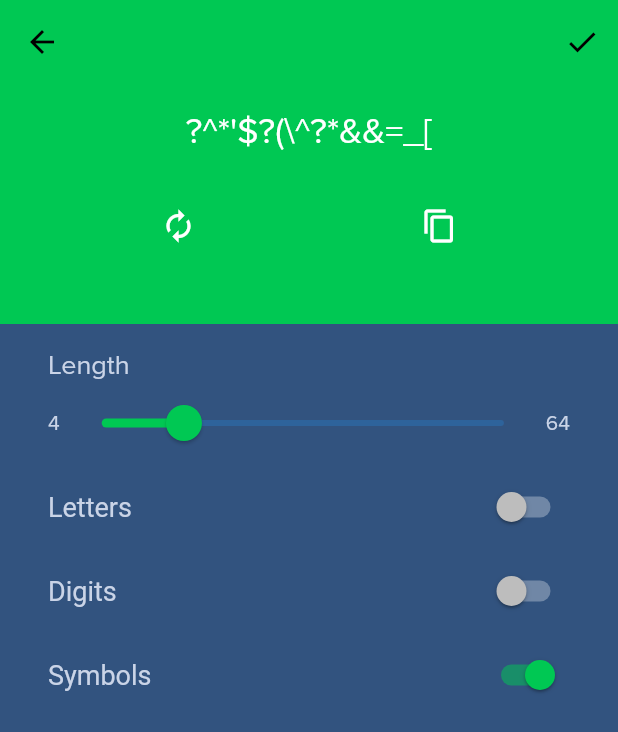
After one commit to chirayu-joshi/CryptoVault-app, a Flutter app: the GeneratePasswordScreen screen opened directly, after a tap on "Letters", after a tap on "Digits", on a phone screen of 412 x 824 dp. The commit adds this screen. Shown: the top 732 px of the screen. Run offline on Flutter 3.47's test engine with Material 2 defaults, Android fonts, the phone set to English and light mode, and no system bars; our stand-ins replace after_layout, flutter_secure_storage, flutter_speed_dial, hive, hive_flutter, local_auth and 1 more; missing offline and left inert: flutter_bcrypt; accounts and stored records are empty; generated files the repository leaves out were written again.

Commit message:
Added Hive compatible password model | Added new Colors in constants | Added PasswordGenerator engine | Added GeneratePasswordScreen and AddPasswordScreen

```diff
--- a/crypto_vault/lib/constants.dart
+++ b/crypto_vault/lib/constants.dart
@@ -11,3 +11,8 @@ const textDark = Color(0xff50607f);
 
 const blue = Color(0xff149bfe);
 const purple = Color(0xffb76ffb);
+
+const red = Color(0xffD50000);
+const amber = Color(0xffFFAB00);
+const lime = Color(0xffAEEA00);
+const green = Color(0xff00C853);
--- /dev/null
+++ b/crypto_vault/lib/helpers/password_generator.dart
@@ -0,0 +1,56 @@
+import 'dart:math';
+
+enum PasswordStrength {
+  poor,
+  weak,
+  good,
+  excellent,
+}
+
+class PasswordGenerator {
+  String _pw;
+  double pwLength;
+  bool hasLetters;
+  bool hasDigits;
+  bool hasSymbols;
+
+  PasswordGenerator(
+    this.pwLength,
+    this.hasLetters,
+    this.hasDigits,
+    this.hasSymbols,
+  ) {
+    generatePassword();
+  }
+
+  String generatePassword() {
+    String allowedChars = '';
+    if (hasLetters) {
+      allowedChars += 'abcdefghijklmnopqrstuvwxyzABCDEFGHIJKLMNOPQRSTUVWXYZ';
+    }
+    if (hasDigits) {
+      // Characters are repeating so that there is nearly equal probability
+      // of each character being selected.
+      allowedChars += '01234567890123456789012345678901234567890123456789';
+    }
+    if (hasSymbols) {
+      allowedChars += '@#=+!^*-_;:\'"/?.,<>~`\\\$%&?[](){}!@#\$%^&*()-_=+';
+    }
+
+    Random rand = Random.secure();
+    _pw = '';
+    for (int i = 0; i < pwLength.toInt(); ++i) {
+      _pw += allowedChars[rand.nextInt(allowedChars.length)];
+    }
+
+    return _pw;
+  }
+
+  String get password {
+    return _pw;
+  }
+
+  static PasswordStrength getPwStrength(String pw) {
+    return PasswordStrength.excellent;
+  }
+}
--- a/crypto_vault/lib/models/password.dart
+++ b/crypto_vault/lib/models/password.dart
@@ -2,10 +2,20 @@ import 'package:flutter/foundation.dart';
 
 import 'package:hive/hive.dart';
 
+/*
+* Use command "flutter packages pub run build_runner build" to
+* generate adapter file.
+* */
 part 'password.g.dart';
 
 @HiveType(typeId: 1)
 class Password {
+
+  /* Structure of password screen:
+  * App bar: star, edit, delete
+  * Title: icon, title
+  * Body: username, email, password, website url
+  * */
 
   // Key = email + title
 
@@ -13,13 +23,19 @@ class Password {
   final String email;
 
   @HiveField(1)
+  final String title;
+
+  @HiveField(2)
+  String username;
+
+  @HiveField(3)
   final String encryptedPw;
 
-  @HiveField(2)
-  final String title;
+  @HiveField(4)
+  bool isFavourite;
 
-  @HiveField(3)
-  bool isFavourite;
+  @HiveField(5)
+  String websiteURL;
 
   Password({
     @required this.email,
--- /dev/null
+++ b/crypto_vault/lib/screens/generate_password_screen.dart
@@ -0,0 +1,235 @@
+import 'package:flutter/services.dart';
+
+import 'package:flutter/material.dart';
+
+import 'package:crypto_vault/constants.dart';
+import 'package:crypto_vault/helpers/password_generator.dart';
+import 'package:crypto_vault/widgets/custom_slider.dart';
+
+class GeneratePasswordScreen extends StatefulWidget {
+  @override
+  _GeneratePasswordScreenState createState() => _GeneratePasswordScreenState();
+}
+
+class _GeneratePasswordScreenState extends State<GeneratePasswordScreen> {
+  PasswordGenerator _passwordGenerator;
+  String _currPw;
+
+  _GeneratePasswordScreenState() {
+    _passwordGenerator = PasswordGenerator(16, true, true, true);
+    _currPw = _passwordGenerator.password;
+  }
+
+  Color _getThemeColor() {
+    switch (PasswordGenerator.getPwStrength(_currPw)) {
+      case PasswordStrength.poor:
+        return red;
+      case PasswordStrength.weak:
+        return amber;
+      case PasswordStrength.good:
+        return lime;
+      case PasswordStrength.excellent:
+        return green;
+      default:
+        return textLight;
+    }
+  }
+
+  @override
+  Widget build(BuildContext context) {
+    return Scaffold(
+      appBar: AppBar(
+        backgroundColor: _getThemeColor(),
+        elevation: 0,
+        actions: <Widget>[
+          IconButton(icon: Icon(Icons.done), onPressed: () {}),
+        ],
+      ),
+      body: Column(
+        children: <Widget>[
+          Container(
+            height: 160,
+            padding: EdgeInsets.symmetric(horizontal: 32),
+            color: _getThemeColor(),
+            child: Column(
+              crossAxisAlignment: CrossAxisAlignment.stretch,
+              mainAxisAlignment: MainAxisAlignment.center,
+              children: <Widget>[
+                Center(
+                  child: Text(
+                    _currPw,
+                    maxLines: 1,
+                    overflow: TextOverflow.ellipsis,
+                    softWrap: false,
+                    style: TextStyle(
+                      color: Colors.white,
+                      fontSize: 24,
+                    ),
+                  ),
+                ),
+                const SizedBox(
+                  height: 24,
+                ),
+                Row(
+                  mainAxisAlignment: MainAxisAlignment.spaceAround,
+                  children: <Widget>[
+                    IconButton(
+                      onPressed: () {
+                        setState(() {
+                          _currPw = _passwordGenerator.generatePassword();
+                        });
+                      },
+                      icon: Icon(Icons.autorenew),
+                    ),
+                    IconButton(
+                      onPressed: () {
+                        Clipboard.setData(ClipboardData(text: _currPw));
+                        ScaffoldMessenger.of(context).showSnackBar(
+                          SnackBar(
+                            content: Text(
+                              'Password Copied to Clipboard!',
+                              textAlign: TextAlign.center,
+                              style: TextStyle(color: Colors.white),
+                            ),
+                            backgroundColor: Colors.black54,
+                          ),
+                        );
+                      },
+                      icon: Icon(Icons.copy),
+                    ),
+                  ],
+                ),
+                const SizedBox(
+                  height: 24,
+                ),
+              ],
+            ),
+          ),
+          Expanded(
+            child: Container(
+              color: secondaryColor,
+              padding: const EdgeInsets.symmetric(
+                horizontal: 16,
+                vertical: 16,
+              ),
+              child: SingleChildScrollView(
+                child: Column(
+                  children: <Widget>[
+                    Padding(
+                      padding: EdgeInsets.symmetric(horizontal: 16),
+                      child: Column(
+                        crossAxisAlignment: CrossAxisAlignment.start,
+                        children: <Widget>[
+                          Text(
+                            'Length',
+                            style: TextStyle(
+                              color:
+                                  Theme.of(context).textTheme.headline6.color,
+                              fontSize: 18,
+                            ),
+                          ),
+                          Row(
+                            children: <Widget>[
+                              Text(
+                                '4',
+                                style: Theme.of(context).textTheme.bodyText1,
+                              ),
+                              Expanded(
+                                child: CustomSlider(
+                                  value: _currPw.length.toDouble(),
+                                  min: 4,
+                                  max: 64,
+                                  divisions: 60,
+                                  activeColor: _getThemeColor(),
+                                  label: _currPw.length.toString(),
+                                  onChanged: (double value) {
+                                    _passwordGenerator.pwLength = value;
+                                    setState(() {
+                                      _currPw =
+                                          _passwordGenerator.generatePassword();
+                                    });
+                                  },
+                                ),
+                              ),
+                              Text(
+                                '64',
+                                style: Theme.of(context).textTheme.bodyText1,
+                              ),
+                            ],
+                          ),
+                        ],
+                      ),
+                    ),
+                    SwitchListTile(
+                      title: Text(
+                        'Letters',
+                        style: TextStyle(
+                          color: Theme.of(context).textTheme.headline6.color,
+                          fontSize: 18,
+                        ),
+                      ),
+                      activeColor: _getThemeColor(),
+                      value: _passwordGenerator.hasLetters,
+                      onChanged: (bool value) {
+                        if (value ||
+                            _passwordGenerator.hasSymbols ||
+                            _passwordGenerator.hasDigits) {
+                          _passwordGenerator.hasLetters = value;
+                          setState(() {
+                            _currPw = _passwordGenerator.generatePassword();
+                          });
+                        }
+                      },
+                    ),
+                    SwitchListTile(
+                      title: Text(
+                        'Digits',
+                        style: TextStyle(
+                          color: Theme.of(context).textTheme.headline6.color,
+                          fontSize: 18,
+                        ),
+                      ),
+                      activeColor: _getThemeColor(),
+                      value: _passwordGenerator.hasDigits,
+                      onChanged: (bool value) {
+                        if (value ||
+                            _passwordGenerator.hasLetters ||
+                            _passwordGenerator.hasSymbols) {
+                          _passwordGenerator.hasDigits = value;
+                          setState(() {
+                            _currPw = _passwordGenerator.generatePassword();
+                          });
+                        }
+                      },
+                    ),
+                    SwitchListTile(
+                      title: Text(
+                        'Symbols',
+                        style: TextStyle(
+                          color: Theme.of(context).textTheme.headline6.color,
+                          fontSize: 18,
+                        ),
+                      ),
+                      activeColor: _getThemeColor(),
+                      value: _passwordGenerator.hasSymbols,
+                      onChanged: (bool value) {
+                        if (value ||
+                            _passwordGenerator.hasLetters ||
+                            _passwordGenerator.hasDigits) {
+                          _passwordGenerator.hasSymbols = value;
+                          setState(() {
+                            _currPw = _passwordGenerator.generatePassword();
+                          });
+                        }
+                      },
+                    ),
+                  ],
+                ),
+              ),
+            ),
+          ),
+        ],
+      ),
+    );
+  }
+}
--- a/crypto_vault/lib/screens/local_login_screen.dart
+++ b/crypto_vault/lib/screens/local_login_screen.dart
@@ -192,7 +192,7 @@ class _LocalLoginScreenState extends State<LocalLoginScreen> {
           Container(
             color: Theme.of(context).canvasColor,
             width: double.infinity,
-            padding: EdgeInsets.symmetric(horizontal: 40),
+            padding: const EdgeInsets.symmetric(horizontal: 40),
             child: Column(
               children: <Widget>[
                 SizedBox(
```
Also changed, not shown: crypto_vault/lib/screens/add_password_screen.dart (added, +102 -0 lines), crypto_vault/lib/screens/display_password_screen.dart (added, +8 -0 lines), crypto_vault/lib/widgets/custom_fab.dart (+13 -10 lines), crypto_vault/lib/models/password.g.dart (added).
